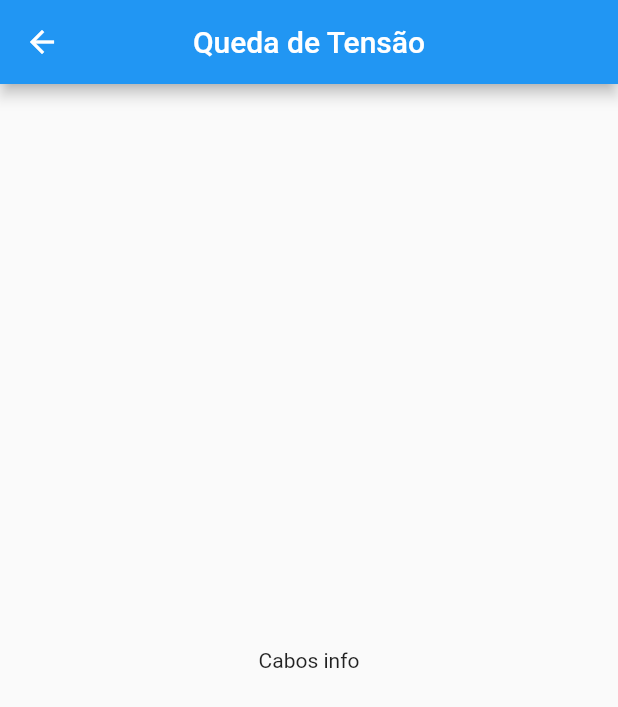
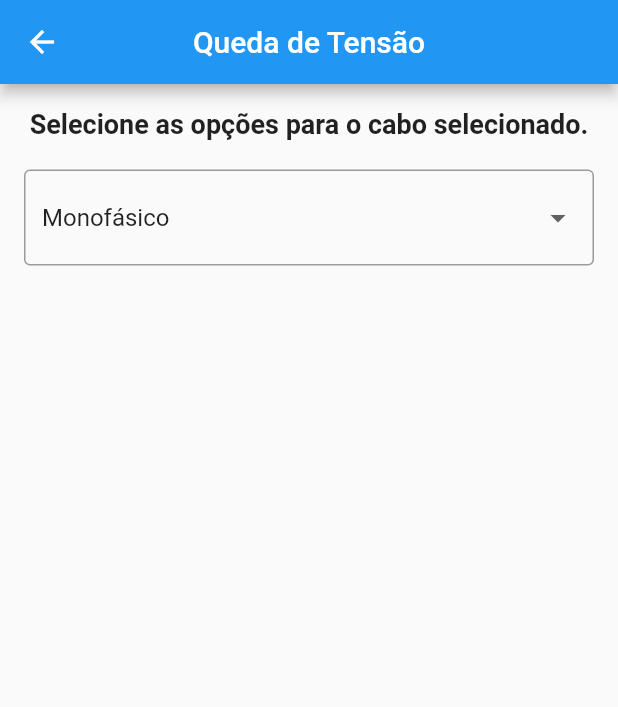
Before and after one commit to Henrique523/queda_tensao, a Flutter app: the screen it shows after launch, after a tap on "Selecionar", after a tap on "Próximo", on a phone screen of 412 x 824 dp. Shown: the top 707 px of the screen. Run offline on Flutter 3.47's test engine with Material 2 defaults, Android fonts, the phone set to English and light mode, and no system bars.

Commit message:
inicia criacao da segunda tela do aplicativo

```diff
--- a/lib/pages/cable_info.dart
+++ b/lib/pages/cable_info.dart
@@ -2,11 +2,46 @@ import 'package:flutter/material.dart';
 import 'package:queda_tensao/components/base_structure.dart';
 
 class CableInfo extends StatelessWidget {
+  String dropdownValue = 'Monofásico';
+
   @override
   Widget build(BuildContext context) {
     return BaseStructure(
-      bodyComponent: Center(
-        child: const Text('Cabos info'),
+      bodyComponent: Padding(
+        padding: EdgeInsets.all(16),
+        child: Column(
+          crossAxisAlignment: CrossAxisAlignment.center,
+          children: [
+            Container(
+              width: double.infinity,
+              alignment: Alignment.center,
+              child: const Text(
+                'Selecione as opções para o cabo selecionado.',
+                style: const TextStyle(
+                  fontSize: 18,
+                  fontWeight: FontWeight.bold,
+                ),
+              ),
+            ),
+            const SizedBox(height: 20),
+            DropdownButtonFormField<String>(
+              value: dropdownValue,
+              items: ['Monofásico', 'Trifásico']
+                  .map(
+                    (element) => DropdownMenuItem<String>(
+                      child: Text(element),
+                      value: element,
+                    ),
+                  )
+                  .toList(),
+              onChanged: (value) { },
+              decoration: InputDecoration(
+                border: OutlineInputBorder(),
+                floatingLabelBehavior: FloatingLabelBehavior.always,
+              ),
+            ),
+          ],
+        ),
       ),
     );
   }
```
